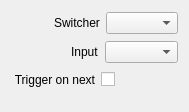
Above: src/Widgets/Inspector/TriCaster/InspectorInputWidget.ui from CasparCG/client before the change. Below: the same form after it.
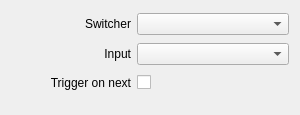
That is the form after the change.

Commit message: Simplify layout of inspector widgets

What changed in the file:
```diff
--- a/src/Widgets/Inspector/TriCaster/InspectorInputWidget.ui
+++ b/src/Widgets/Inspector/TriCaster/InspectorInputWidget.ui
@@ -6,8 +6,8 @@
    <rect>
     <x>0</x>
     <y>0</y>
-    <width>186</width>
-    <height>112</height>
+    <width>300</width>
+    <height>115</height>
    </rect>
   </property>
   <property name="sizePolicy">
@@ -16,109 +16,22 @@
     <verstretch>0</verstretch>
    </sizepolicy>
   </property>
-  <layout class="QVBoxLayout" name="verticalLayout">
-   <item>
-    <layout class="QHBoxLayout" name="horizontalLayoutSwitcher">
-     <item>
-      <spacer name="horizontalSpacerSwitcher">
-       <property name="orientation">
-        <enum>Qt::Horizontal</enum>
-       </property>
-       <property name="sizeType">
-        <enum>QSizePolicy::Fixed</enum>
-       </property>
-       <property name="sizeHint" stdset="0">
-        <size>
-         <width>43</width>
-         <height>20</height>
-        </size>
-       </property>
-      </spacer>
-     </item>
-     <item>
-      <widget class="QLabel" name="labelSwitcher">
-       <property name="text">
-        <string>Switcher</string>
-       </property>
-      </widget>
-     </item>
-     <item>
-      <widget class="QComboBox" name="comboBoxSwitcher">
-       <property name="sizePolicy">
-        <sizepolicy hsizetype="Expanding" vsizetype="Fixed">
-         <horstretch>0</horstretch>
-         <verstretch>0</verstretch>
-        </sizepolicy>
-       </property>
-      </widget>
-     </item>
-    </layout>
+  <layout class="QGridLayout" name="gridLayout">
+   <property name="bottomMargin">
+    <number>20</number>
+   </property>
+   <item row="0" column="1">
+    <widget class="QComboBox" name="comboBoxSwitcher">
+     <property name="sizePolicy">
+      <sizepolicy hsizetype="Expanding" vsizetype="Fixed">
+       <horstretch>0</horstretch>
+       <verstretch>0</verstretch>
+      </sizepolicy>
+     </property>
+    </widget>
    </item>
-   <item>
-    <layout class="QHBoxLayout" name="horizontalLayoutInput">
-     <item>
-      <spacer name="horizontalSpacerInput">
-       <property name="orientation">
-        <enum>Qt::Horizontal</enum>
-       </property>
-       <property name="sizeType">
-        <enum>QSizePolicy::Fixed</enum>
-       </property>
-       <property name="sizeHint" stdset="0">
-        <size>
-         <width>60</width>
-         <height>20</height>
-        </size>
-       </property>
-      </spacer>
-     </item>
-     <item>
-      <widget class="QLabel" name="labelInput">
-       <property name="text">
-        <string>Input</string>
-       </property>
-      </widget>
-     </item>
-     <item>
-      <widget class="QComboBox" name="comboBoxInput">
-       <property name="sizePolicy">
-        <sizepolicy hsizetype="Expanding" vsizetype="Fixed">
-         <horstretch>0</horstretch>
-         <verstretch>0</verstretch>
-        </sizepolicy>
-       </property>
-      </widget>
-     </item>
-    </layout>
-   </item>
-   <item>
+   <item row="2" column="1">
     <layout class="QHBoxLayout" name="horizontalLayoutTriggerOnNext">
-     <item>
-      <spacer name="horizontalSpacerTriggerOnNext1">
-       <property name="orientation">
-        <enum>Qt::Horizontal</enum>
-       </property>
-       <property name="sizeType">
-        <enum>QSizePolicy::Fixed</enum>
-       </property>
-       <property name="sizeHint" stdset="0">
-        <size>
-         <width>2</width>
-         <height>20</height>
-        </size>
-       </property>
-      </spacer>
-     </item>
-     <item>
-      <widget class="QLabel" name="labelTriggerOnNext">
-       <property name="text">
-        <string>Trigger on next</string>
-       </property>
-       <property name="alignment">
-        <set>Qt::AlignRight|Qt::AlignTrailing|Qt::AlignVCenter</set>
-       </property>
-      </widget>
-     </item>
      <item>
       <widget class="QCheckBox" name="checkBoxTriggerOnNext">
        <property name="layoutDirection">
@@ -144,21 +57,63 @@
      </item>
     </layout>
    </item>
-   <item>
-    <spacer name="verticalSpacerInput">
-     <property name="orientation">
-      <enum>Qt::Vertical</enum>
+   <item row="2" column="0">
+    <widget class="QLabel" name="labelTriggerOnNext">
+     <property name="minimumSize">
+      <size>
+       <width>120</width>
+       <height>0</height>
+      </size>
      </property>
-     <property name="sizeType">
-      <enum>QSizePolicy::Fixed</enum>
+     <property name="text">
+      <string>Trigger on next</string>
      </property>
-     <property name="sizeHint" stdset="0">
+     <property name="alignment">
+      <set>Qt::AlignRight|Qt::AlignTrailing|Qt::AlignVCenter</set>
+     </property>
+    </widget>
+   </item>
+   <item row="1" column="1">
+    <widget class="QComboBox" name="comboBoxInput">
+     <property name="sizePolicy">
+      <sizepolicy hsizetype="Expanding" vsizetype="Fixed">
+       <horstretch>0</horstretch>
+       <verstretch>0</verstretch>
+      </sizepolicy>
+     </property>
+    </widget>
+   </item>
+   <item row="0" column="0">
+    <widget class="QLabel" name="labelSwitcher">
+     <property name="minimumSize">
       <size>
-       <width>20</width>
-       <height>10</height>
+       <width>120</width>
+       <height>0</height>
       </size>
      </property>
-    </spacer>
+     <property name="text">
+      <string>Switcher</string>
+     </property>
+     <property name="alignment">
+      <set>Qt::AlignRight|Qt::AlignTrailing|Qt::AlignVCenter</set>
+     </property>
+    </widget>
+   </item>
+   <item row="1" column="0">
+    <widget class="QLabel" name="labelInput">
+     <property name="minimumSize">
+      <size>
+       <width>120</width>
+       <height>0</height>
+      </size>
+     </property>
+     <property name="text">
+      <string>Input</string>
+     </property>
+     <property name="alignment">
+      <set>Qt::AlignRight|Qt::AlignTrailing|Qt::AlignVCenter</set>
+     </property>
+    </widget>
    </item>
   </layout>
  </widget>
```
Left out of the diff: 5 changed lines with no effect on the pictures. The commit also changes 58 other files.
